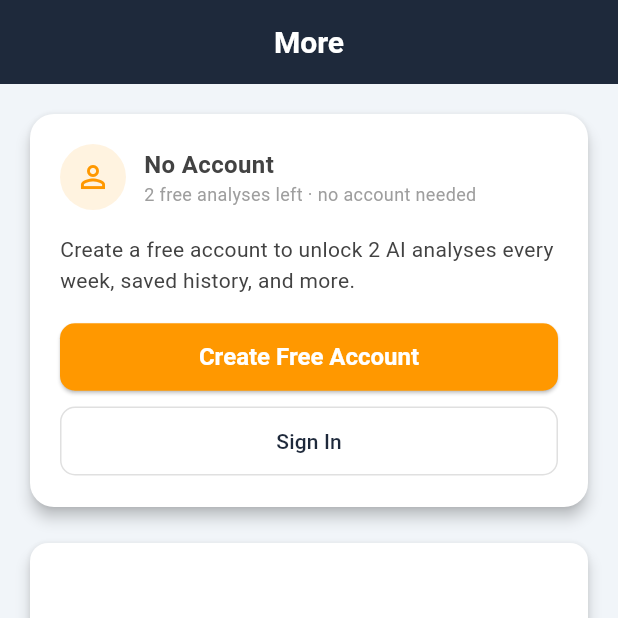
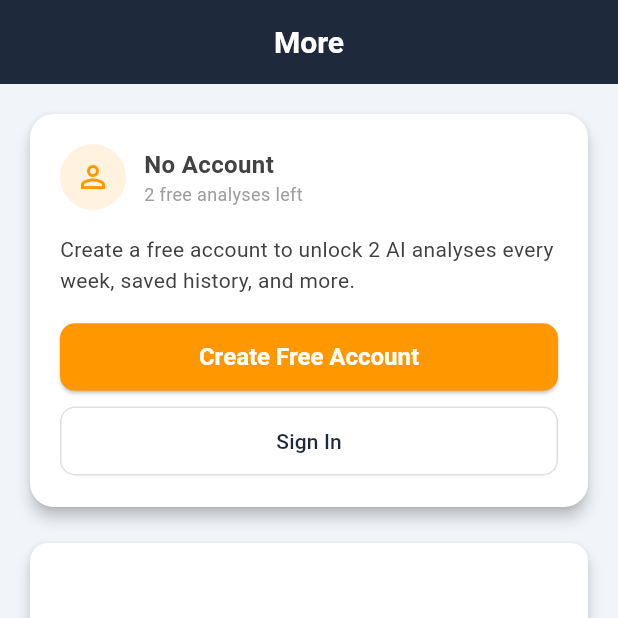
Before and after one commit to Farshad-Darani/ATFA-Mobile-App, a Flutter app: the screen it shows after launch, item 4 of the bottom bar chosen, on a phone screen of 412 x 824 dp, the top half of it. Run offline on Flutter 3.47's test engine with Material 3 defaults, Android fonts, the phone set to English and light mode, and no system bars; our stand-ins replace flutter_blue_plus, permission_handler, shared_preferences, supabase_flutter; accounts and stored records are empty; network calls fail.

Commit message:
Tighten anonymous/free-tier credit copy; fix weekly wording leaking into anonymous lifetime label

```diff
--- a/lib/screens/more_page.dart
+++ b/lib/screens/more_page.dart
@@ -239,8 +239,8 @@ class _AccountSectionState extends State<_AccountSection> {
   String _anonymousUsageLabel() {
     if (_loadingUsage) return 'Checking usage…';
     final remaining = (2 - _analysesUsed).clamp(0, 2);
-    if (remaining == 0) return 'No free analyses left · create an account for more';
-    return '$remaining free ${remaining == 1 ? 'analysis' : 'analyses'} left · no account needed';
+    if (remaining == 0) return 'Free analyses used';
+    return '$remaining free ${remaining == 1 ? 'analysis' : 'analyses'} left';
   }
 
   @override
```
Also changed, not shown: lib/screens/diagnose_page.dart (+6 -3 lines).
